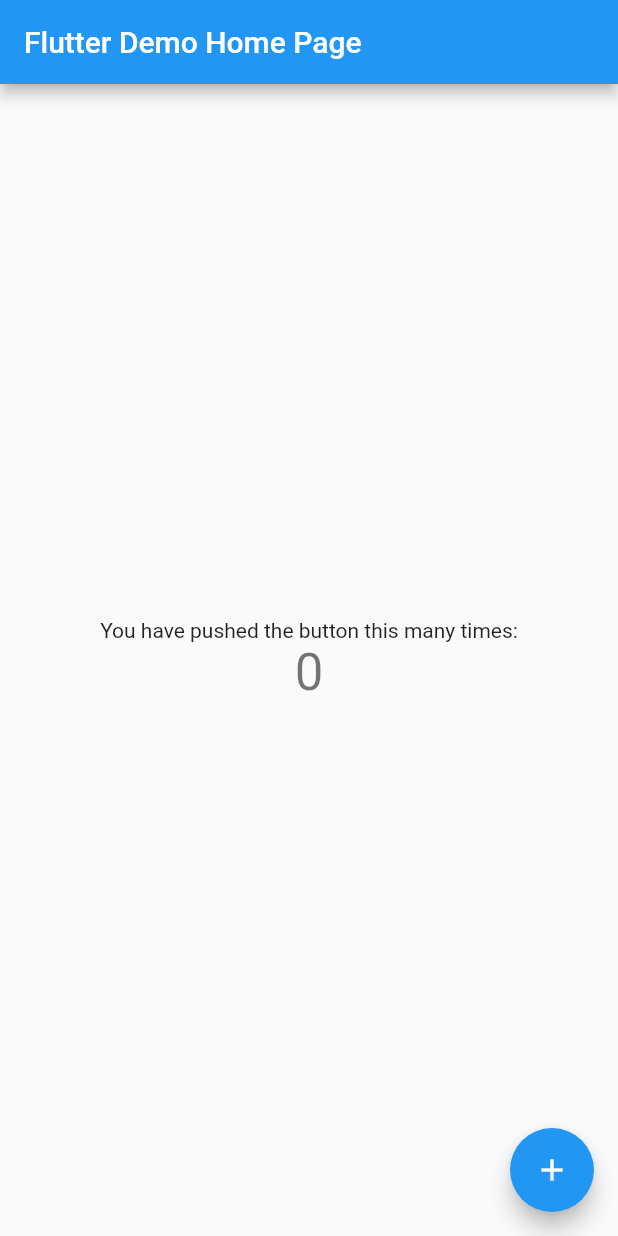
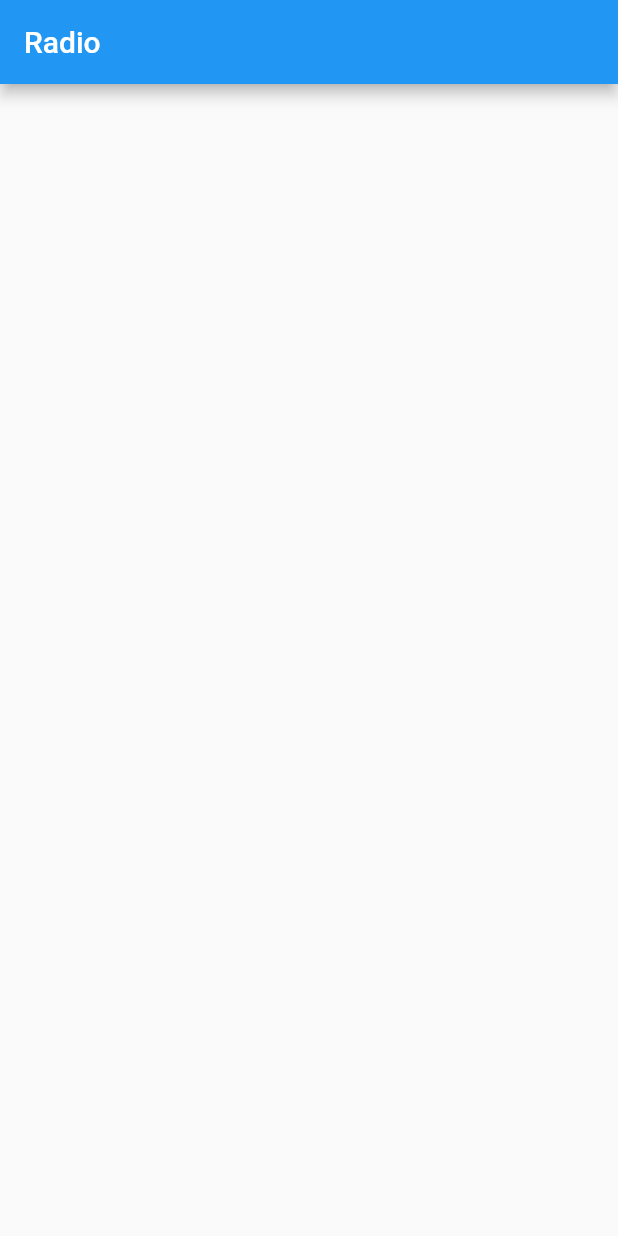
Before and after one commit to WalidEll/radio, a Flutter app: the screen it shows after launch, on a phone screen of 412 x 824 dp. Run offline on Flutter 3.47's test engine with Material 2 defaults, Android fonts, the phone set to English and light mode, and no system bars.

Commit message:
project cleanup

```diff
--- /dev/null
+++ b/lib/app.dart
@@ -0,0 +1,36 @@
+import 'package:flutter/material.dart';
+
+class RadioApp extends StatelessWidget {
+  @override
+  Widget build(BuildContext context) {
+    return MaterialApp(
+      title: 'Radio',
+      theme: ThemeData(
+        primarySwatch: Colors.blue,
+      ),
+      home: RadioHomePage(title: 'Radio'),
+    );
+  }
+}
+
+class RadioHomePage extends StatefulWidget {
+  RadioHomePage({Key key, this.title}) : super(key: key);
+
+  final String title;
+
+  @override
+  _RadioHomePageState createState() => _RadioHomePageState();
+}
+
+class _RadioHomePageState extends State<RadioHomePage> {
+
+  @override
+  Widget build(BuildContext context) {
+    return Scaffold(
+      appBar: AppBar(
+        title: Text(widget.title),
+      ),
+      body: Container(),
+    );
+  }
+}
--- a/lib/main.dart
+++ b/lib/main.dart
@@ -1,63 +1,4 @@
 import 'package:flutter/material.dart';
+import 'package:radio/app.dart';
 
-void main() => runApp(MyApp());
-
-class MyApp extends StatelessWidget {
-  @override
-  Widget build(BuildContext context) {
-    return MaterialApp(
-      title: 'Flutter Demo',
-      theme: ThemeData(
-        primarySwatch: Colors.blue,
-      ),
-      home: MyHomePage(title: 'Flutter Demo Home Page'),
-    );
-  }
-}
-
-class MyHomePage extends StatefulWidget {
-  MyHomePage({Key key, this.title}) : super(key: key);
-
-  final String title;
-
-  @override
-  _MyHomePageState createState() => _MyHomePageState();
-}
-
-class _MyHomePageState extends State<MyHomePage> {
-  int _counter = 0;
-
-  void _incrementCounter() {
-    setState(() {
-      _counter++;
-    });
-  }
-
-  @override
-  Widget build(BuildContext context) {
-    return Scaffold(
-      appBar: AppBar(
-        title: Text(widget.title),
-      ),
-      body: Center(
-        child: Column(
-          mainAxisAlignment: MainAxisAlignment.center,
-          children: <Widget>[
-            Text(
-              'You have pushed the button this many times:',
-            ),
-            Text(
-              '$_counter',
-              style: Theme.of(context).textTheme.display1,
-            ),
-          ],
-        ),
-      ),
-      floatingActionButton: FloatingActionButton(
-        onPressed: _incrementCounter,
-        tooltip: 'Increment',
-        child: Icon(Icons.add),
-      ),
-    );
-  }
-}
+void main() => runApp(RadioApp());
```
Also changed, not shown: pubspec.yaml (+0 -52 lines), 1 other file.
